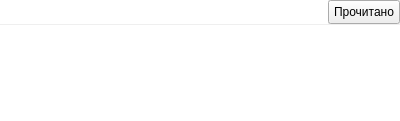
First picture: the form in MessageItem.ui, repository mrfeod/AdmiNotice-C, before the edit.
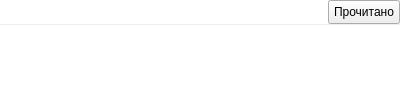
Second picture: the form after the edit.

Commit message: Interactive message window

What changed in the file:
```diff
--- a/MessageItem.ui
+++ b/MessageItem.ui
@@ -7,19 +7,19 @@
     <x>0</x>
     <y>0</y>
     <width>400</width>
-    <height>121</height>
+    <height>100</height>
    </rect>
   </property>
   <property name="minimumSize">
    <size>
     <width>400</width>
-    <height>120</height>
+    <height>100</height>
    </size>
   </property>
   <property name="maximumSize">
    <size>
     <width>400</width>
-    <height>121</height>
+    <height>100</height>
    </size>
   </property>
   <property name="windowTitle">
```
Left out of the diff: 5 changed lines with no effect on the pictures.
